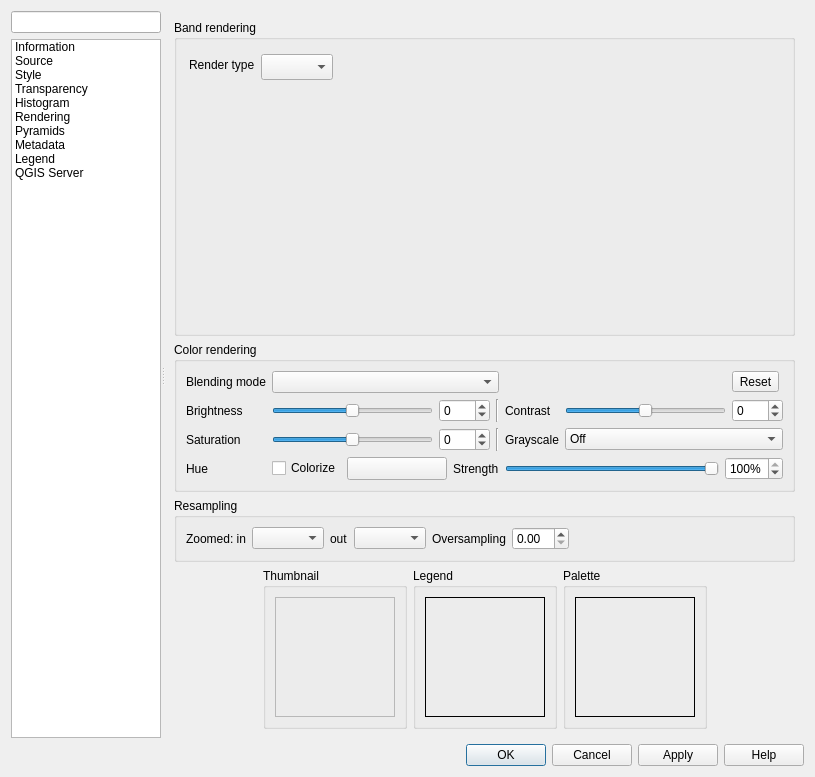
Qt form src/ui/qgsrasterlayerpropertiesbase.ui (qgis/QGIS) before a commit.
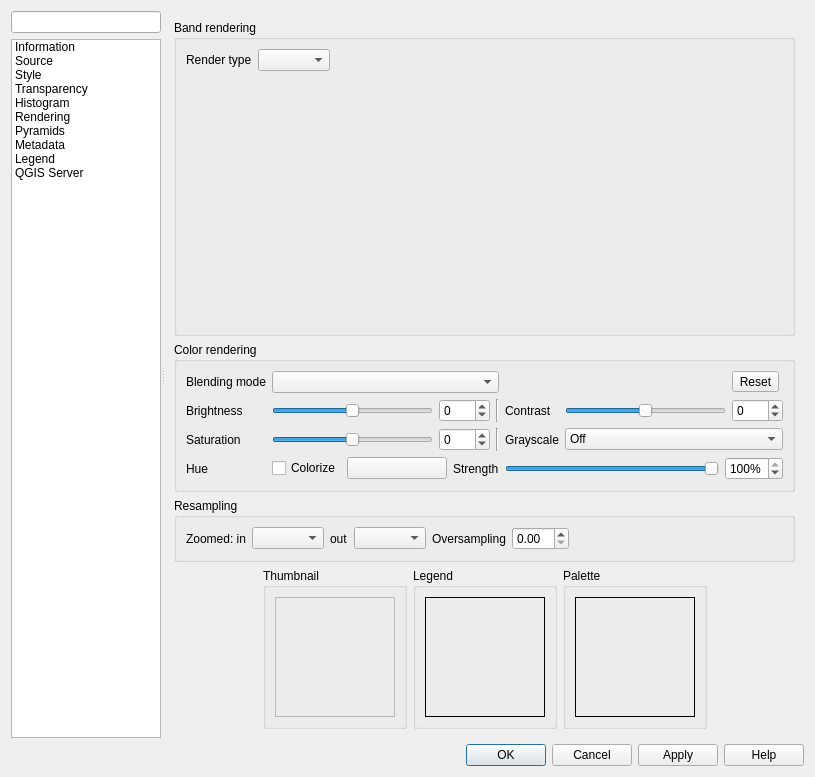
The same form after that commit. The open tabs and pages were chosen to show the change. Icons and pictures are not drawn. Custom widgets are drawn as their Qt base class.

Commit message: Small GUI fix in raster style dialog

```diff
--- a/src/ui/qgsrasterlayerpropertiesbase.ui
+++ b/src/ui/qgsrasterlayerpropertiesbase.ui
@@ -381,8 +381,8 @@
                <rect>
                 <x>0</x>
                 <y>0</y>
-                <width>533</width>
-                <height>497</height>
+                <width>850</width>
+                <height>748</height>
                </rect>
               </property>
               <layout class="QVBoxLayout" name="verticalLayout_10">
@@ -400,64 +400,21 @@
                  <property name="syncGroup" stdset="0">
                   <string notr="true">rasterstyle</string>
                  </property>
-                 <layout class="QVBoxLayout" name="verticalLayout_21">
-                  <property name="leftMargin">
-                   <number>0</number>
-                  </property>
-                  <property name="topMargin">
-                   <number>12</number>
-                  </property>
-                  <property name="rightMargin">
-                   <number>0</number>
-                  </property>
-                  <property name="bottomMargin">
-                   <number>0</number>
-                  </property>
-                  <item>
+                 <layout class="QGridLayout" name="gridLayout_14">
+                  <item row="0" column="0">
                    <layout class="QHBoxLayout" name="horizontalLayout_2">
-                    <property name="leftMargin">
-                     <number>12</number>
+                    <property name="rightMargin">
+                     <number>0</number>
                     </property>
                     <item>
                      <widget class="QLabel" name="mRenderTypeLabel">
-                      <property name="sizePolicy">
-                       <sizepolicy hsizetype="Minimum" vsizetype="Fixed">
-                        <horstretch>0</horstretch>
-                        <verstretch>0</verstretch>
-                       </sizepolicy>
-                      </property>
-                      <property name="maximumSize">
-                       <size>
-                        <width>32767</width>
-                        <height>22</height>
-                       </size>
-                      </property>
                       <property name="text">
                        <string>Render type</string>
                       </property>
                      </widget>
                     </item>
                     <item>
-                     <widget class="QComboBox" name="mRenderTypeComboBox">
-                      <property name="sizePolicy">
-                       <sizepolicy hsizetype="Preferred" vsizetype="Fixed">
-                        <horstretch>0</horstretch>
-                        <verstretch>0</verstretch>
-                       </sizepolicy>
-                      </property>
-                      <property name="minimumSize">
-                       <size>
-                        <width>0</width>
-                        <height>26</height>
-                       </size>
-                      </property>
-                      <property name="maximumSize">
-                       <size>
-                        <width>32767</width>
-                        <height>22</height>
-                       </size>
-                      </property>
-                     </widget>
+                     <widget class="QComboBox" name="mRenderTypeComboBox"/>
                     </item>
                     <item>
                      <spacer name="horizontalSpacer_2">
@@ -474,7 +431,7 @@
                     </item>
                    </layout>
                   </item>
-                  <item>
+                  <item row="1" column="0">
                    <widget class="QStackedWidget" name="mRendererStackedWidget"/>
                   </item>
                  </layout>
@@ -2168,27 +2125,15 @@
   </layout>
  </widget>
  <customwidgets>
-  <customwidget>
-   <class>QgsScrollArea</class>
-   <extends>QScrollArea</extends>
-   <header>qgsscrollarea.h</header>
-   <container>1</container>
-  </customwidget>
   <customwidget>
    <class>QgsCollapsibleGroupBox</class>
    <extends>QGroupBox</extends>
    <header>qgscollapsiblegroupbox.h</header>
    <container>1</container>
   </customwidget>
-  <customwidget>
-   <class>QgsProjectionSelectionWidget</class>
-   <extends>QWidget</extends>
-   <header>qgsprojectionselectionwidget.h</header>
-   <container>1</container>
-  </customwidget>
   <customwidget>
    <class>QgsColorButton</class>
-   <extends>QToolButton</extends>
+   <extends>QPushButton</extends>
    <header>qgscolorbutton.h</header>
    <container>1</container>
   </customwidget>
@@ -2197,11 +2142,23 @@
    <extends>QLineEdit</extends>
    <header>qgsfilterlineedit.h</header>
   </customwidget>
+  <customwidget>
+   <class>QgsProjectionSelectionWidget</class>
+   <extends>QWidget</extends>
+   <header>qgsprojectionselectionwidget.h</header>
+   <container>1</container>
+  </customwidget>
   <customwidget>
    <class>QgsScaleRangeWidget</class>
    <extends>QWidget</extends>
    <header>qgsscalerangewidget.h</header>
   </customwidget>
+  <customwidget>
+   <class>QgsScrollArea</class>
+   <extends>QScrollArea</extends>
+   <header>qgsscrollarea.h</header>
+   <container>1</container>
+  </customwidget>
   <customwidget>
    <class>QgsLayerTreeEmbeddedConfigWidget</class>
    <extends>QWidget</extends>
```
Left out of the diff: 174 changed lines with no effect on the pictures.
